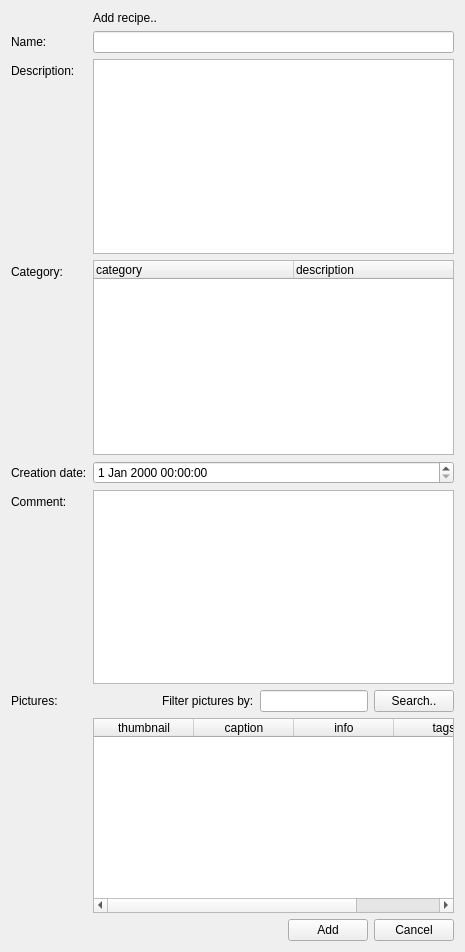
Old version of the form qt/apps/configurator/forms/recipe_add.ui in the repository Wolframe/qtClient.
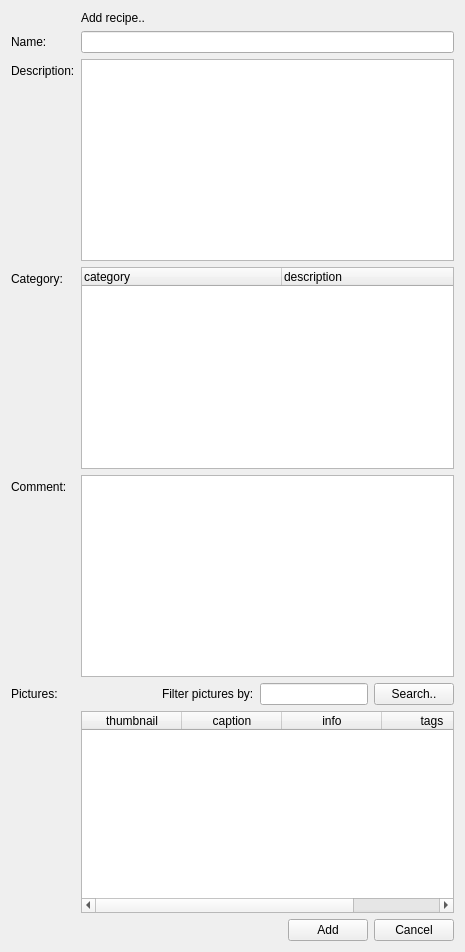
New version of the form.

Commit message: configurator: - creationDate=datetime('now') instead of input field - fixed some categoryNames in configurations and components qtclient: fixed some crashes

What changed in the file:
```diff
--- a/qt/apps/configurator/forms/recipe_add.ui
+++ b/qt/apps/configurator/forms/recipe_add.ui
@@ -100,13 +100,6 @@
     </widget>
    </item>
    <item row="4" column="0">
-    <widget class="QLabel" name="label_mfgCode">
-     <property name="text">
-      <string>Creation date:</string>
-     </property>
-    </widget>
-   </item>
-   <item row="5" column="0">
     <widget class="QLabel" name="label_description">
      <property name="text">
       <string>Comment:</string>
@@ -116,10 +109,10 @@
      </property>
     </widget>
    </item>
-   <item row="5" column="1">
+   <item row="4" column="1">
     <widget class="QPlainTextEdit" name="comment"/>
    </item>
-   <item row="8" column="0">
+   <item row="7" column="0">
     <widget class="QLabel" name="label">
      <property name="text">
       <string>Pictures:</string>
@@ -129,7 +122,7 @@
      </property>
     </widget>
    </item>
-   <item row="8" column="1">
+   <item row="7" column="1">
     <layout class="QHBoxLayout" name="horizontalLayout_2">
      <item>
       <spacer name="horizontalSpacer_3">
@@ -169,7 +162,7 @@
      </item>
     </layout>
    </item>
-   <item row="9" column="1">
+   <item row="8" column="1">
     <widget class="QTableWidget" name="picture">
      <property name="horizontalScrollBarPolicy">
       <enum>Qt::ScrollBarAsNeeded</enum>
@@ -232,7 +225,7 @@
      </column>
     </widget>
    </item>
-   <item row="10" column="1">
+   <item row="9" column="1">
     <layout class="QHBoxLayout" name="horizontalLayout">
      <item>
       <spacer name="horizontalSpacer">
@@ -278,9 +271,6 @@
      </item>
     </layout>
    </item>
-   <item row="4" column="1">
-    <widget class="QDateTimeEdit" name="creationDate"/>
-   </item>
   </layout>
  </widget>
  <tabstops>
```
Left out of the diff: 1 changed line with no effect on the pictures. The commit also changes 8 other files.
